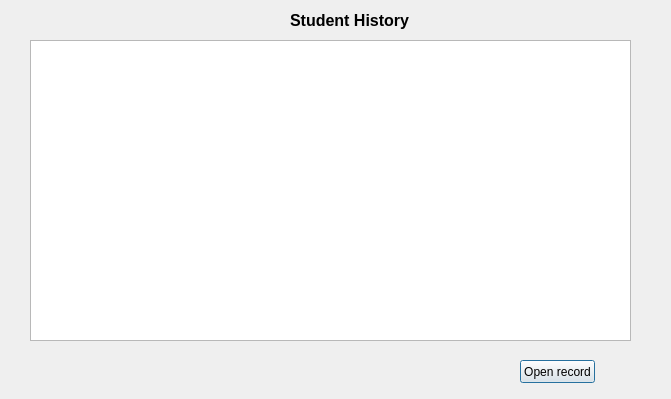
First picture: the form in InstaGrader/studenthistory.ui, repository AcademyAutograder/Autograder-0.1, before the edit.
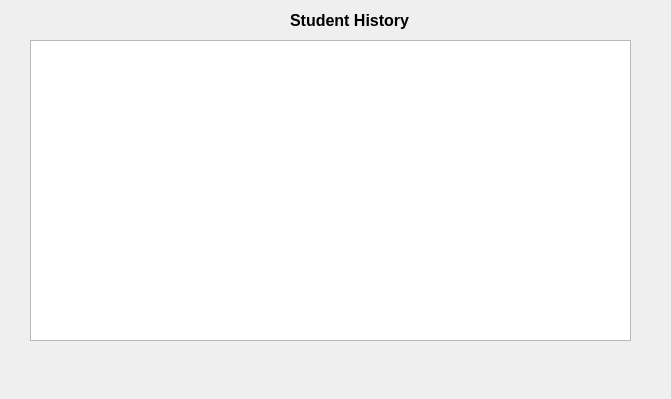
Second picture: the form after the edit.

Patch:
```diff
--- a/InstaGrader/studenthistory.ui
+++ b/InstaGrader/studenthistory.ui
@@ -33,19 +33,6 @@
     <string>Student History</string>
    </property>
   </widget>
-  <widget class="QPushButton" name="pushButton_5">
-   <property name="geometry">
-    <rect>
-     <x>520</x>
-     <y>360</y>
-     <width>75</width>
-     <height>23</height>
-    </rect>
-   </property>
-   <property name="text">
-    <string>Open record</string>
-   </property>
-  </widget>
   <widget class="QListView" name="listView">
    <property name="geometry">
     <rect>
```
